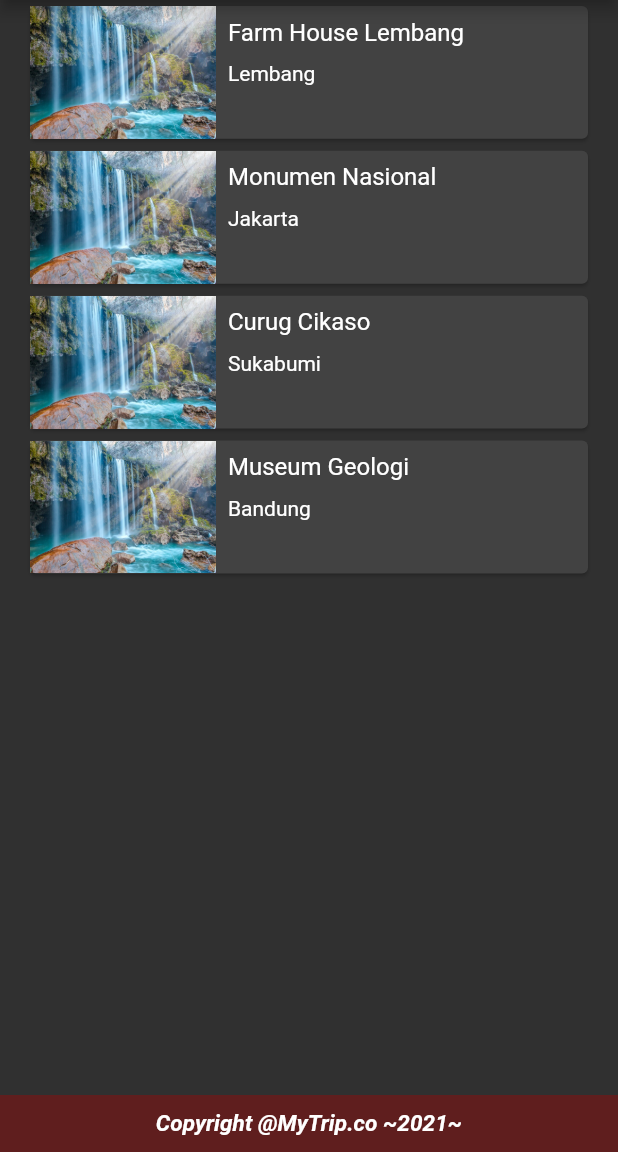
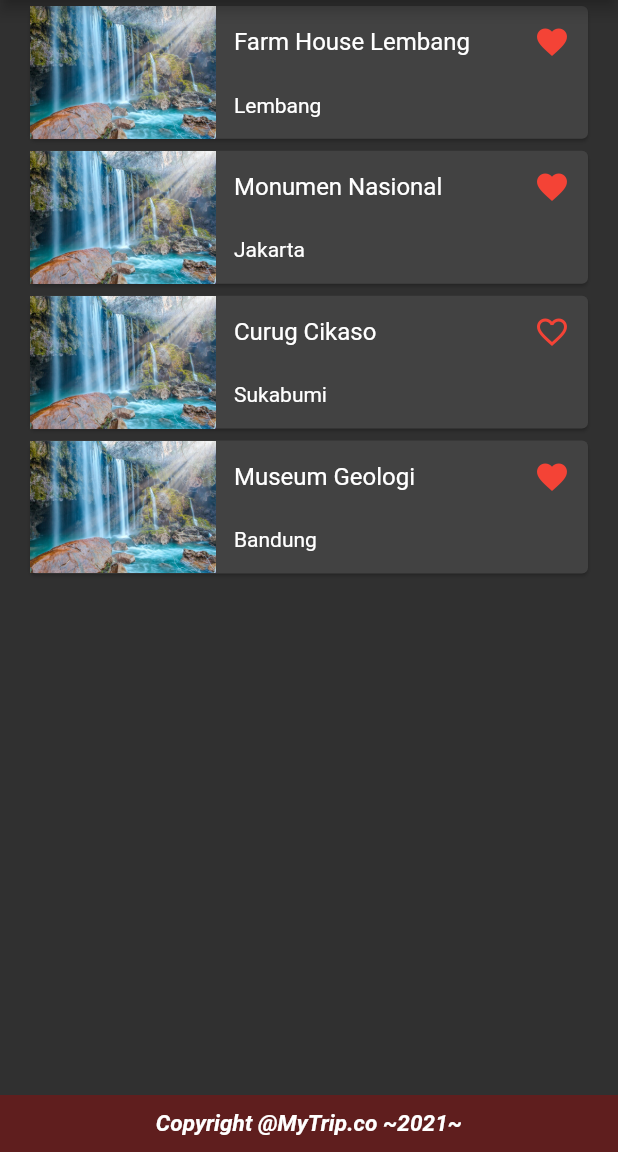
Before and after one commit to primayoriko/tour-place-app, a Flutter app: the CollectionView screen opened by its route, on a phone screen of 412 x 824 dp, the part 84-1236 px from its top. Run offline on Flutter 3.47's test engine with Material 2 defaults, Android fonts, the phone set to English and light mode, and no system bars; our stand-ins replace flutter_rating_bar.

```diff
--- a/lib/views/collection_view.dart
+++ b/lib/views/collection_view.dart
@@ -1,5 +1,8 @@
 import 'package:flutter/material.dart';
+
 import 'package:tour_place_app/components/search.dart';
+import 'package:tour_place_app/components/favourite_button.dart';
+
 import 'package:tour_place_app/views/details_view.dart';
 import 'package:tour_place_app/models/place.dart';
 import 'package:tour_place_app/constants.dart';
@@ -9,10 +12,14 @@ class CollectionView extends StatefulWidget {
   final List<Place> placeList = tourismPlaceList;
 
   @override
-  _CollectionViewState createState() => _CollectionViewState();
+  _CollectionViewState createState() => _CollectionViewState(placeList);
 }
 
 class _CollectionViewState extends State<CollectionView> {
+  List<Place> placeList;
+
+  _CollectionViewState(this.placeList);
+
   @override
   Widget build(BuildContext context) {
     return Scaffold(
@@ -24,7 +31,7 @@ class _CollectionViewState extends State<CollectionView> {
           IconButton(
             icon: Icon(Icons.search),
             onPressed: (){
-              showSearch(context: context, delegate: Search(widget.placeList));
+              showSearch(context: context, delegate: Search(placeList));
             },
           )
         ],
@@ -42,18 +49,12 @@ class _CollectionViewState extends State<CollectionView> {
         ),
       ),
       body: ListView(
-        children: widget.placeList.map((place) {
+        children: placeList.map((place) {
           return FlatButton(
-            // onPressed: () {
-            //   Navigator.of(context).push(MaterialPageRoute(builder: (context) {
-            //     return DetailsView(place: place);
-            //   },
-            //   settings: RouteSettings(name: 'collection_view')));
-            // },
             onPressed: () {
               Navigator.of(context).push(
                 MaterialPageRoute(
-                  settings: RouteSettings(name: DetailsViewRoute),
+                  settings: RouteSettings(name: DetailsViewRoute, arguments: Map()),
                   builder: (context) => DetailsView(place: place),
                 ),
               );
@@ -65,19 +66,29 @@ class _CollectionViewState extends State<CollectionView> {
                 children: <Widget>[
                   Expanded(
                     flex: 1,
-                    child: Image.asset(place.imageAsset),
+                    child: Center(
+                      child: Image.asset(place.imageAsset)
+                    )
                   ),
                   Expanded(
                     flex: 2,
                     child: Padding(
-                      padding: const EdgeInsets.all(8.0),
+                      padding: EdgeInsets.only(bottom: 13, left: 12),
                       child: Column(
                         crossAxisAlignment: CrossAxisAlignment.start,
                         mainAxisSize: MainAxisSize.min,
                         children: <Widget>[
-                          Text(
-                            place.name,
-                            style: TextStyle(fontSize: 16.0),
+                          Row(
+                            mainAxisAlignment: MainAxisAlignment.spaceBetween,
+                            children: <Widget>[
+                              Container(
+                                child: Text(
+                                  place.name,
+                                  style: TextStyle(fontSize: 16.0),
+                                )
+                              ),
+                              FavouriteButton(place.isFavourite)
+                            ],
                           ),
                           SizedBox(
                             height: 10,
--- a/lib/views/home_view.dart
+++ b/lib/views/home_view.dart
@@ -38,7 +38,7 @@ class HomeView extends StatelessWidget {
                 // Navigator.pushNamed(context, CollectionViewRoute);
                 Navigator.of(context).push(
                   MaterialPageRoute(
-                    settings: RouteSettings(name: CollectionViewRoute),
+                    settings: RouteSettings(name: CollectionViewRoute, arguments: Map()),
                     builder: (context) => CollectionView(),
                   ),
                 );
```
Also changed, not shown: lib/views/details_view.dart (+11 -5 lines).
